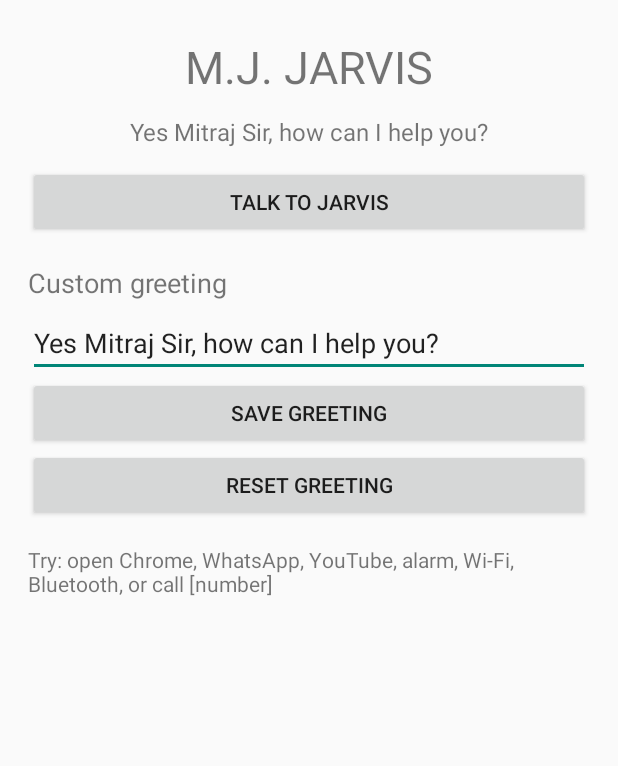
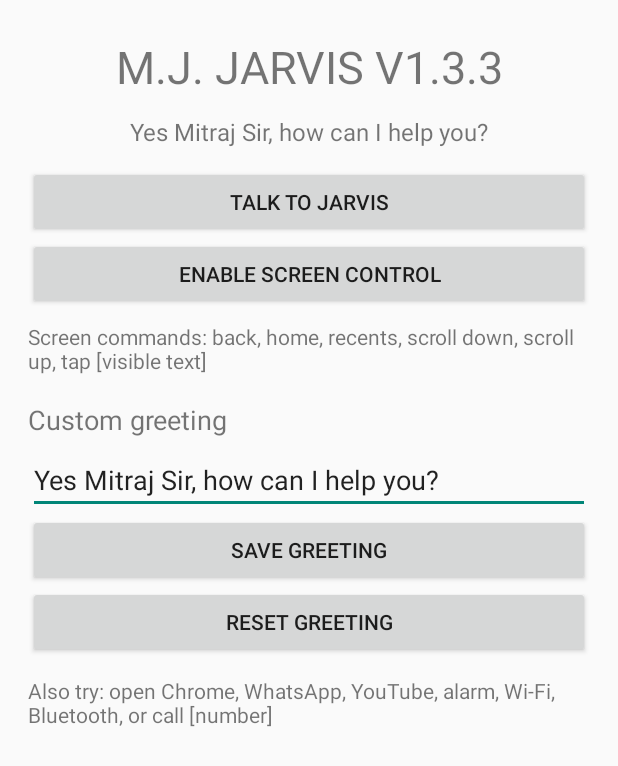
Before and after one commit to mitrajsinhjadeja774/MJ-JARVIS, an Android app: the screen it shows after launch (MainActivity), on a phone screen of 412 x 824 dp. Shown: the top 766 px of the screen. Run offline under Robolectric (Android 15) with nearby library versions, the phone set to English and light mode, and no system bars.

Commit message:
Add V1.3.3 accessibility command controls

```diff
--- a/app/src/main/java/com/mj/jarvis/MainActivity.kt
+++ b/app/src/main/java/com/mj/jarvis/MainActivity.kt
@@ -27,16 +27,21 @@ class MainActivity : Activity(), TextToSpeech.OnInitListener {
   prefs = getSharedPreferences("jarvis", MODE_PRIVATE)
   tts = TextToSpeech(this, this)
   val root = LinearLayout(this).apply { orientation=LinearLayout.VERTICAL; gravity=Gravity.CENTER_HORIZONTAL; setPadding(28,36,28,24) }
-  root.addView(TextView(this).apply { text="M.J. JARVIS"; textSize=30f; gravity=Gravity.CENTER })
+  root.addView(TextView(this).apply { text="M.J. JARVIS V1.3.3"; textSize=30f; gravity=Gravity.CENTER })
   status = TextView(this).apply { text="Your personal voice assistant"; textSize=16f; gravity=Gravity.CENTER; setPadding(0,18,0,18) }
   root.addView(status)
   root.addView(Button(this).apply { text="TALK TO JARVIS"; setOnClickListener { listen() } })
+  root.addView(Button(this).apply {
+   text="ENABLE SCREEN CONTROL"
+   setOnClickListener { startActivity(Intent(Settings.ACTION_ACCESSIBILITY_SETTINGS)) }
+  })
+  root.addView(TextView(this).apply { text="Screen commands: back, home, recents, scroll down, scroll up, tap [visible text]"; setPadding(0,12,0,0) })
   root.addView(TextView(this).apply { text="Custom greeting"; textSize=18f; setPadding(0,26,0,8) })
   greeting = EditText(this).apply { setText(prefs.getString("greeting",defaultGreeting)); hint="Enter greeting" }
   root.addView(greeting)
   root.addView(Button(this).apply { text="Save greeting"; setOnClickListener { val v=greeting.text.toString().trim(); if(v.isNotEmpty()){prefs.edit().putString("greeting",v).apply(); speak("Greeting saved")} } })
   root.addView(Button(this).apply { text="Reset greeting"; setOnClickListener { prefs.edit().remove("greeting").apply(); greeting.setText(defaultGreeting); speak("Greeting reset") } })
-  root.addView(TextView(this).apply { text="Try: open Chrome, WhatsApp, YouTube, alarm, Wi-Fi, Bluetooth, or call [number]"; setPadding(0,24,0,0) })
+  root.addView(TextView(this).apply { text="Also try: open Chrome, WhatsApp, YouTube, alarm, Wi-Fi, Bluetooth, or call [number]"; setPadding(0,18,0,0) })
   setContentView(root)
   if(checkSelfPermission(android.Manifest.permission.RECORD_AUDIO)!=PackageManager.PERMISSION_GRANTED) requestPermissions(arrayOf(android.Manifest.permission.RECORD_AUDIO),20)
   speak(prefs.getString("greeting",defaultGreeting) ?: defaultGreeting)
@@ -64,6 +69,11 @@ class MainActivity : Activity(), TextToSpeech.OnInitListener {
  private fun command(raw:String) {
   val c=raw.trim().lowercase(Locale.ROOT)
   when {
+   c=="back" || c=="go back" || c=="home" || c=="go home" || c=="recents" || c=="recent apps" ||
+   c=="scroll down" || c=="scroll up" || c.startsWith("tap ")-> {
+    if(JarvisAccessibilityService.execute(c)) speak("Done")
+    else speak("Screen control is not enabled or the target was not found. Enable it in Accessibility settings.")
+   }
    c.contains("whatsapp")->launch("com.whatsapp","WhatsApp")
    c.contains("youtube")->launch("com.google.android.youtube","YouTube")
    c.contains("wifi")||c.contains("wi-fi")-> {startActivity(Intent(Settings.ACTION_WIFI_SETTINGS));speak("Opening Wi-Fi settings")}
@@ -71,7 +81,7 @@ class MainActivity : Activity(), TextToSpeech.OnInitListener {
    c.contains("alarm")-> {startActivity(Intent(AlarmClock.ACTION_SHOW_ALARMS));speak("Opening alarms")}
    c.startsWith("call ")-> {val n=raw.substringAfter("call ").filter{it.isDigit()||it=='+'};if(n.isNotBlank()){startActivity(Intent(Intent.ACTION_DIAL,Uri.parse("tel:$n")));speak("Opening dialer")}else speak("Say call followed by a phone number")}
    c.startsWith("open ")||c.startsWith("launch ")-> {val name=c.substringAfter(' ').trim();if(name.isNotBlank())launchAnyApp(name) else speak("Tell me which app to open")}
-   else->speak("Try saying open followed by an app name, or ask for WhatsApp, YouTube, Wi-Fi, Bluetooth, alarms, or the dialer.")
+   else->speak("Try open an app, or use back, home, recents, scroll down, scroll up, or tap followed by visible text.")
   }
  }
 
```
